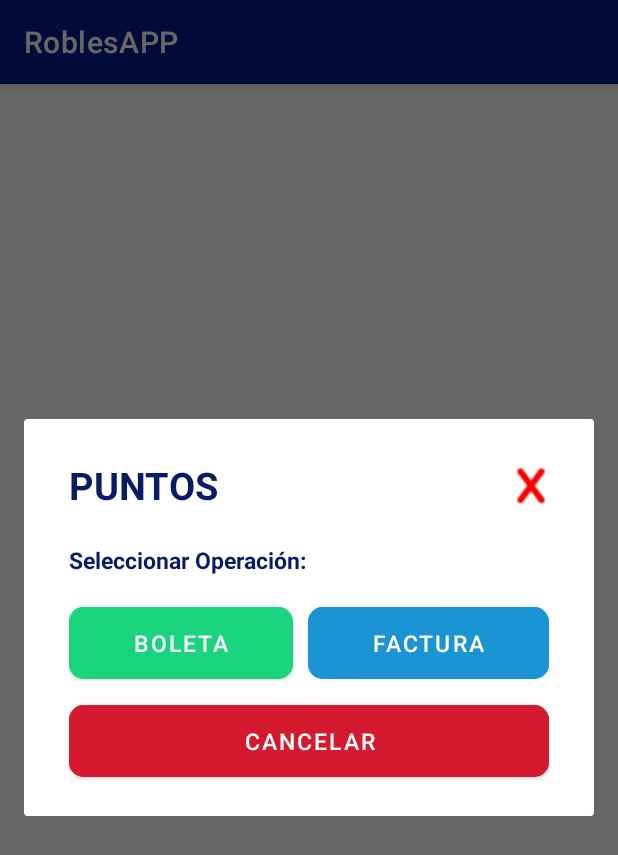
After one commit to melinallacuag/RoblesAPP, an Android app: the fragment PuntosFragment shown on its own in the app's theme, on a phone screen of 412 x 824 dp. The commit adds this screen. Shown: the top 855 px of the screen. Run offline under Robolectric (Android 15) with nearby library versions, the phone set to English and light mode, and no system bars.

Commit message:
modal puntos

```diff
--- a/app/src/main/java/com/example/roblesapp/FacturaFragment.kt
+++ b/app/src/main/java/com/example/roblesapp/FacturaFragment.kt
@@ -56,6 +56,12 @@ class FacturaFragment : Fragment() {
             shownotadespacho.setCancelable(false)
         }
 
+        btnpuntos.setOnClickListener{
+            val showpuntos= PuntosFragment()
+            showpuntos.show((activity as AppCompatActivity).supportFragmentManager,"Nota Despacho")
+            showpuntos.setCancelable(false)
+        }
+
         btndetalles.setOnClickListener{
             Navigation.findNavController(view).navigate(R.id.nav_dettalleoperacion)
         }
--- /dev/null
+++ b/app/src/main/java/com/example/roblesapp/PuntosFragment.kt
@@ -0,0 +1,60 @@
+package com.example.roblesapp
+
+import android.os.Bundle
+import androidx.fragment.app.Fragment
+import android.view.LayoutInflater
+import android.view.View
+import android.view.ViewGroup
+import android.widget.RadioButton
+import android.widget.Toast
+import androidx.appcompat.app.AppCompatActivity
+import androidx.fragment.app.DialogFragment
+import kotlinx.android.synthetic.main.fragment_nota_despacho.*
+import kotlinx.android.synthetic.main.fragment_puntos.*
+import kotlinx.android.synthetic.main.fragment_puntos.view.*
+import kotlinx.android.synthetic.main.fragment_tipo_pago.*
+import kotlinx.android.synthetic.main.fragment_tipo_pago.view.*
+import kotlinx.android.synthetic.main.fragment_tipo_pago.view.btncerrar
+
+
+class PuntosFragment : DialogFragment() {
+
+
+    override fun onCreateView(
+        inflater: LayoutInflater, container: ViewGroup?,
+        savedInstanceState: Bundle?
+    ): View? {
+        // Inflate the layout for this fragment
+        var rootView: View = inflater.inflate(R.layout.fragment_puntos,container,false)
+
+
+        rootView.btncerrar.setOnClickListener{
+            dismiss()
+        }
+
+        rootView.btncancelarpuntos.setOnClickListener{
+            dismiss()
+        }
+
+        return rootView
+    }
+
+    override fun onViewCreated(view: View, savedInstanceState: Bundle?) {
+        super.onViewCreated(view, savedInstanceState)
+
+        btnboletatarjeta.setOnClickListener{
+            val boletatarjeta = BoletaFragment()
+            boletatarjeta.show((activity as AppCompatActivity).supportFragmentManager,"Tipo Pago")
+            boletatarjeta.setCancelable(false)
+        }
+
+        btnfacturatarjeta.setOnClickListener{
+            val showfacturatarjeta = FacturacionFragment()
+            showfacturatarjeta.show((activity as AppCompatActivity).supportFragmentManager,"Tipo Pago")
+            showfacturatarjeta.setCancelable(false)
+        }
+
+    }
+
+
+}
--- /dev/null
+++ b/app/src/main/res/layout/fragment_puntos.xml
@@ -0,0 +1,104 @@
+<?xml version="1.0" encoding="utf-8"?>
+<androidx.constraintlayout.widget.ConstraintLayout xmlns:android="http://schemas.android.com/apk/res/android"
+    xmlns:app="http://schemas.android.com/apk/res-auto"
+    xmlns:tools="http://schemas.android.com/tools"
+    android:layout_width="match_parent"
+    android:layout_height="match_parent"
+    tools:context=".PuntosFragment">
+
+    <LinearLayout
+        android:layout_width="380sp"
+        android:layout_height="wrap_content"
+        android:orientation="vertical"
+        android:paddingStart="30dp"
+        android:paddingTop="20dp"
+        android:paddingEnd="30dp"
+        android:paddingBottom="20dp"
+        app:layout_constraintEnd_toEndOf="parent"
+        app:layout_constraintStart_toStartOf="parent"
+        app:layout_constraintTop_toTopOf="parent">
+
+        <LinearLayout
+            android:layout_width="match_parent"
+            android:layout_height="wrap_content"
+            android:orientation="horizontal">
+
+            <TextView
+                android:layout_width="match_parent"
+                android:layout_height="wrap_content"
+                android:layout_gravity="center"
+                android:layout_weight="1"
+                android:text="PUNTOS"
+                android:textColor="#071C65"
+                android:textSize="25sp"
+                android:textStyle="bold" />
+
+            <ImageButton
+                android:id="@+id/btncerrar"
+                android:layout_width="wrap_content"
+                android:layout_height="wrap_content"
+                android:layout_gravity="right"
+                android:layout_weight="1"
+                android:background="@android:color/transparent"
+                android:src="@drawable/icon_cerrarx" />
+        </LinearLayout>
+        <TextView
+            android:layout_width="match_parent"
+            android:layout_height="wrap_content"
+            android:layout_marginTop="15sp"
+            android:text="Seleccionar Operación:"
+            android:textColor="#071C65"
+            android:textSize="15sp"
+            android:textStyle="bold" />
+
+
+        <LinearLayout
+            android:layout_width="match_parent"
+            android:layout_height="wrap_content"
+            android:orientation="horizontal">
+
+            <Button
+                android:id="@+id/btnboletatarjeta"
+                android:layout_width="wrap_content"
+                android:layout_height="60sp"
+                android:layout_gravity="center"
+                android:layout_marginTop="10sp"
+                android:layout_marginEnd="10sp"
+                android:layout_weight="1"
+                android:backgroundTint="#1AD57E"
+                android:text="Boleta"
+                android:textAllCaps="true"
+                android:textColor="#fff"
+                android:textSize="15sp"
+                app:cornerRadius="10sp" />
+
+            <Button
+                android:id="@+id/btnfacturatarjeta"
+                android:layout_width="wrap_content"
+                android:layout_height="60sp"
+                android:layout_gravity="center"
+                android:layout_marginTop="10sp"
+                android:layout_weight="1"
+                android:text="factura"
+                android:backgroundTint="#1A94D5"
+                android:textAllCaps="true"
+                android:textColor="#fff"
+                android:textSize="15sp"
+                app:cornerRadius="10sp" />
+        </LinearLayout>
+        <Button
+            android:id="@+id/btncancelarpuntos"
+            android:layout_width="match_parent"
+            android:layout_height="60sp"
+            android:layout_gravity="center"
+            android:layout_marginTop="10sp"
+            android:backgroundTint="#D51A30"
+            android:text="Cancelar"
+            android:textAllCaps="true"
+            android:textColor="#fff"
+            android:textSize="15sp"
+            app:cornerRadius="10sp" />
+
+    </LinearLayout>
+
+</androidx.constraintlayout.widget.ConstraintLayout>
```
